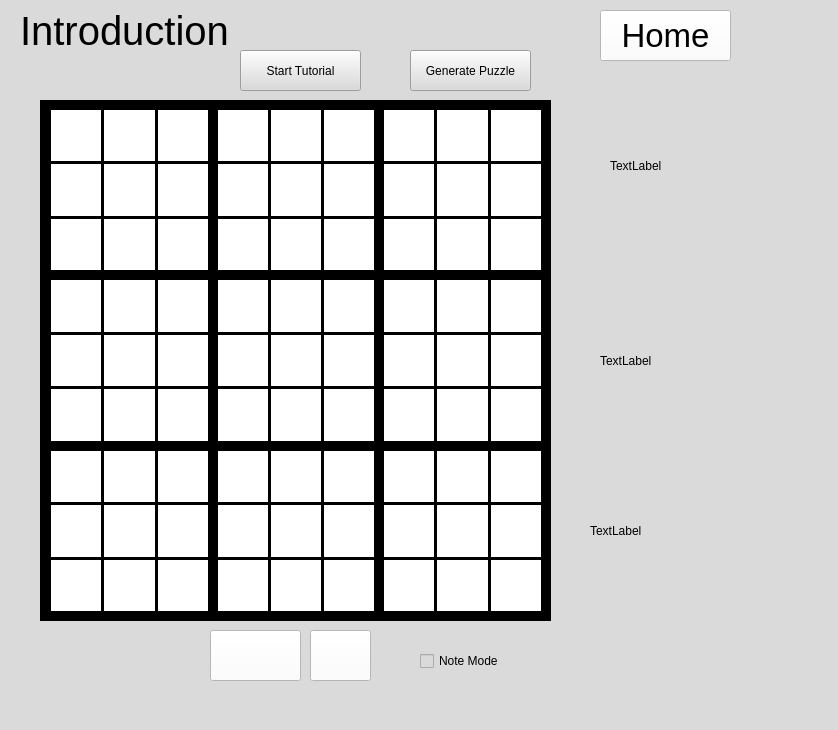
The window that Sudoku/mainwindow.ui (UofU-CS3505/cs3505-assignment9-AveryBroadbent) describes before a commit, drawn with Qt 5.
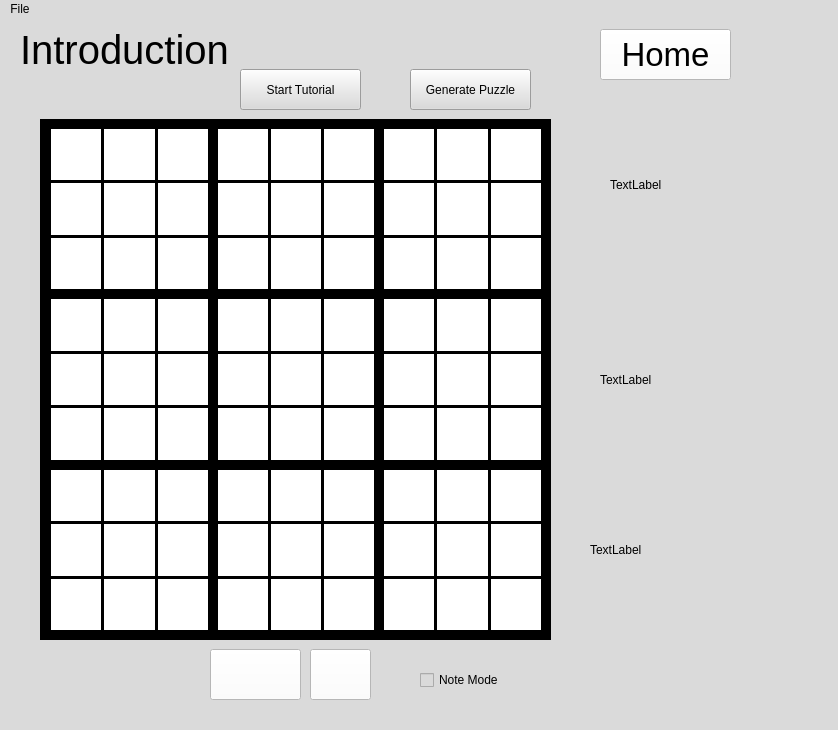
The same window after the commit. Icons and pictures are not drawn. Custom widgets are drawn as their Qt base class.

Patch:
```diff
--- a/Sudoku/mainwindow.ui
+++ b/Sudoku/mainwindow.ui
@@ -4719,9 +4719,17 @@
      <x>0</x>
      <y>0</y>
      <width>838</width>
-     <height>17</height>
+     <height>22</height>
     </rect>
    </property>
+   <widget class="QMenu" name="menuFile">
+    <property name="title">
+     <string>File</string>
+    </property>
+    <addaction name="actionSave"/>
+    <addaction name="actionLoad"/>
+   </widget>
+   <addaction name="menuFile"/>
   </widget>
   <widget class="QStatusBar" name="statusbar"/>
  </widget>
```
Left out of the diff: 10 changed lines with no effect on the pictures.
